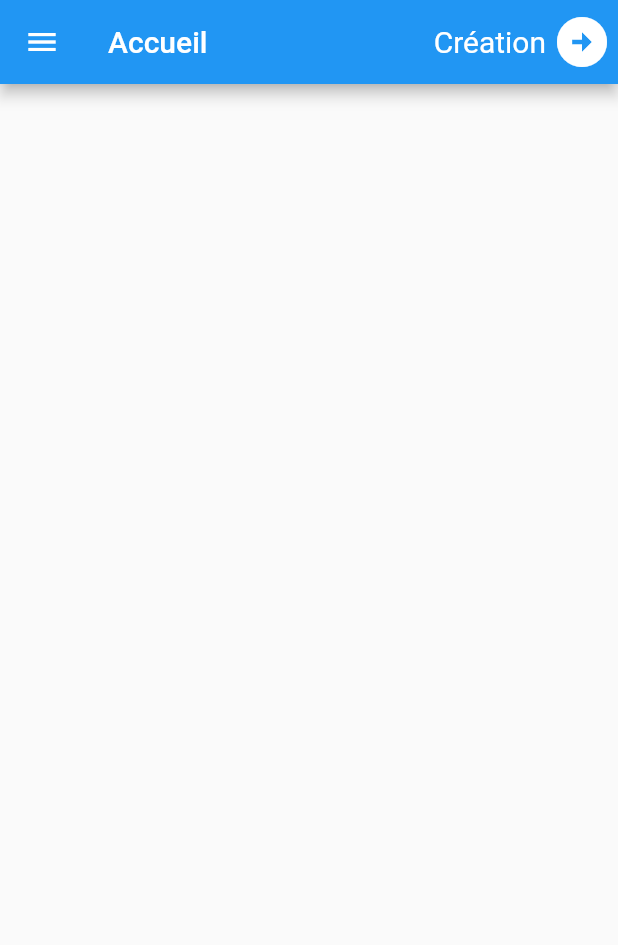
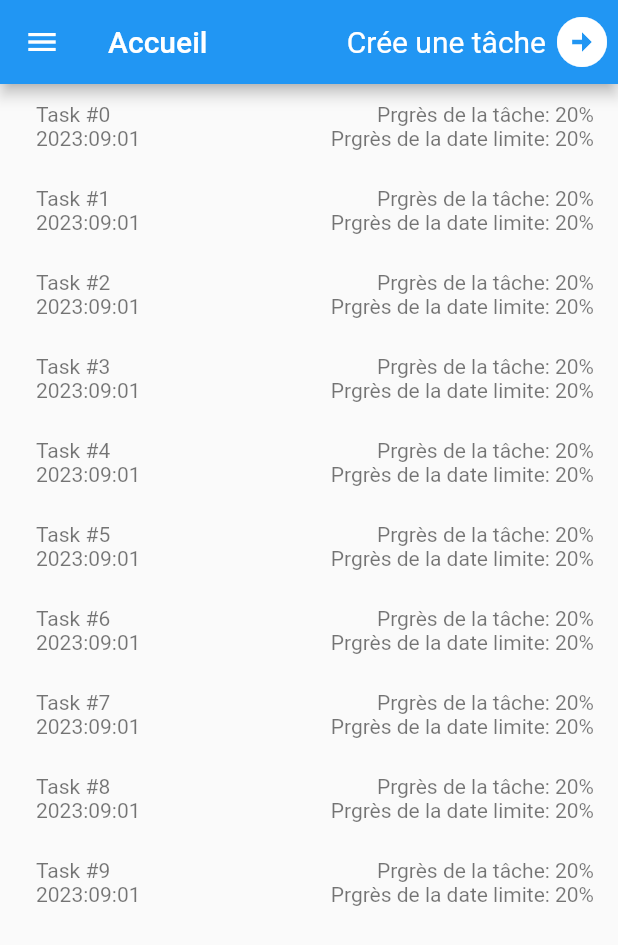
Before and after one commit to AndyLy96/Tp1_MobileAvance, a Flutter app: the EcranAccueil screen opened by its route, in the side drawer, after a tap on the "arrow circle right" icon, on a phone screen of 412 x 824 dp. Shown: the top 945 px of the screen. Run offline on Flutter 3.47's test engine with Material 2 defaults, Android fonts, the light colour scheme and no system bars; our stand-ins replace cookie_jar, dio, dio_cookie_manager.

Commit message:
FCT Création de la tâche Progrès

```diff
--- a/tp1_mobile/lib/DIO/transfer.dart
+++ b/tp1_mobile/lib/DIO/transfer.dart
@@ -50,3 +50,16 @@ class SignupRequest{
   Map<String, dynamic> toJson() => _$SignupRequestToJson(this);
 
 }
+
+@JsonSerializable()
+class AddTaskRequest{
+
+  AddTaskRequest(this.taskName, this.date);
+
+  String taskName;
+  DateTime date;
+
+  factory AddTaskRequest.fromJson(Map<String, dynamic> json) => _$AddTaskRequestFromJson(json);
+  Map<String, dynamic> toJson() => _$AddTaskRequestToJson(this);
+
+}
--- a/tp1_mobile/lib/Pages/ecran_accueil.dart
+++ b/tp1_mobile/lib/Pages/ecran_accueil.dart
@@ -1,11 +1,26 @@
+import 'dart:math';
+
 import 'package:flutter/material.dart';
 import 'package:tp1_mobile/Pages/ecran_creation.dart';
-import 'package:tp1_mobile/Pages/ecran_inscription.dart';
 import 'package:tp1_mobile/Pages/tiroir_nav.dart';
+
+import 'package:intl/intl.dart';
+
+class Task {
+  final String taskName;
+  final int progress;
+  DateTime date;
+  final int dateProgress;
+
+  Task({required this.taskName, required this.progress, required this.date , required this.dateProgress});
+}
 
 class EcranAccueil extends StatefulWidget {
   final String le_parametre;
   const EcranAccueil({Key? key, required this.le_parametre}) : super(key: key);
+
+
+
 
   @override
   _ecranAccueilState createState() => _ecranAccueilState();
@@ -14,22 +29,75 @@ class EcranAccueil extends StatefulWidget {
 class _ecranAccueilState extends State<EcranAccueil> {
   var text;
 
+   List<Task> tasks = [];
+
+   @override
+   void initState()
+   {
+     super.initState();
+     createTasks();
+   }
+
+   void createTasks()
+   {
+     for(int i = 0; i<10; i++)
+       {
+         tasks.add(
+           Task(
+               taskName: "Task #$i" ,
+               progress: Random().nextInt(100),
+               date: DateTime.now(),
+               dateProgress: Random().nextInt(100)
+           )
+         );
+       }
+   }
+
+   // Widget complexList(int index){
+   //   return Column(
+   //     crossAxisAlignment: CrossAxisAlignment.stretch,
+   //     children: <Widget>[
+   //       Row(
+   //         children: <Widget>[
+   //           Expanded(
+   //             child: Padding(
+   //               padding: const EdgeInsets.all(8.0),
+   //               child: Column(
+   //                 crossAxisAlignment: CrossAxisAlignment.start,
+   //                 children: <Widget>[
+   //                   Text(tasks[index].taskName),
+   //                   Text(tasks[index].date),
+   //                 ],
+   //               ),
+   //             ),
+   //           ),
+   //           Column(
+   //             crossAxisAlignment: CrossAxisAlignment.end,
+   //             children: <Widget>[
+   //               Text(tasks[index].progress.toString()),
+   //               Text(tasks[index].dateProgress.toString()),
+   //             ],
+   //           ),
+   //         ],
+   //       ),
+   //     ],
+   //   );
+   // }
+
+
   final TextEditingController myController = TextEditingController();
 
   @override
   Widget build(BuildContext context) {
     return Scaffold(
-
         drawer: LeTiroir(nom_parametre: widget.le_parametre,),
-        //TODO decommenter la ligne suivante
         appBar: AppBar(title: const Text('Accueil'), automaticallyImplyLeading: true,
-        actions: [
-          Align(
+        actions: [ const Align(
             alignment: Alignment.center,
-            child: Text('Création', style: TextStyle(fontSize: 20),),
+            child: Text('Crée une tâche', style: TextStyle(fontSize: 20),),
           ),
           IconButton(
-            padding: EdgeInsets.all(0.0),
+            padding: const EdgeInsets.all(0.0),
             icon: const Icon(Icons.arrow_circle_right, size: 40,),
             onPressed: () {
               Navigator.push(context,
@@ -40,7 +108,42 @@ class _ecranAccueilState extends State<EcranAccueil> {
             },
           ),
         ],),
-        body: Text(widget.le_parametre)
+          body: ListView.builder(
+            itemCount: tasks.length,
+            itemBuilder: (context, index) {
+             return ListTile(
+               onTap:() {
+                 Navigator.push(context,
+                   MaterialPageRoute(
+                     builder: (context) => const EcranCreation(),
+                   ),
+                 );
+               } ,
+               subtitle: Row(
+                   children: <Widget>[
+                     Expanded(
+                       child: Padding(
+                         padding: const EdgeInsets.all(8.0),
+                         child: Column(
+                           crossAxisAlignment: CrossAxisAlignment.start,
+                           children: <Widget>[
+                             Text(tasks[index].taskName),
+                             Text(DateFormat("yyyy:MM:dd").format(tasks[index].date)),
+                           ],
+                         ),
+                       ),
+                     ),
+                     Column(
+                       crossAxisAlignment: CrossAxisAlignment.end,
+                       children: <Widget>[
+                         Text("Prgrès de la tâche: ${tasks[index].progress}%"),
+                         Text("Prgrès de la date limite: ${tasks[index].dateProgress}%"),
+                       ],),
+                   ],
+                 ),
+             );
+             },
+          ),
     );
   }
 }
--- a/tp1_mobile/lib/Pages/ecran_connexion.dart
+++ b/tp1_mobile/lib/Pages/ecran_connexion.dart
@@ -1,6 +1,5 @@
 import 'package:dio/dio.dart';
 import 'package:flutter/material.dart';
-import 'package:tp1_mobile/DIO/lib_http.dart';
 import 'package:tp1_mobile/DIO/transfer.dart';
 import 'package:tp1_mobile/Pages/ecran_accueil.dart';
 import 'package:tp1_mobile/Pages/ecran_inscription.dart';
--- a/tp1_mobile/lib/Pages/ecran_inscription.dart
+++ b/tp1_mobile/lib/Pages/ecran_inscription.dart
@@ -28,7 +28,7 @@ class _EcranInscription extends State<EcranInscription> {
 
     if(password.text == confirmPassword.text)
     {
-        this.psw = password.text;
+        psw = password.text;
     }
 
     SignupRequest signup = SignupRequest(username.text, psw);
--- a/tp1_mobile/lib/Pages/main.dart
+++ b/tp1_mobile/lib/Pages/main.dart
@@ -4,7 +4,6 @@ import 'package:flutter/material.dart';
 import 'package:tp1_mobile/Pages/ecran_accueil.dart';
 import 'package:tp1_mobile/Pages/ecran_connexion.dart';
 import 'package:tp1_mobile/Pages/ecran_inscription.dart';
-import 'package:dio/dio.dart';
 
 
 
@@ -26,7 +25,8 @@ class MyApp extends StatelessWidget {
   Map<String, WidgetBuilder> routes() {
     return {
       '/home': (context) => const ConnexionPage(),
-      '/acceuil': (context) => EcranAccueil(le_parametre: '' ,),
+      '/signup': (context) => const EcranInscription(),
+      '/acceuil': (context) => const EcranAccueil(le_parametre: '' ,),
       '/inscription': (context) => const EcranInscription()
     };
   }
--- a/tp1_mobile/lib/Pages/tiroir_nav.dart
+++ b/tp1_mobile/lib/Pages/tiroir_nav.dart
@@ -28,7 +28,7 @@ class LeTiroirState extends State<LeTiroir> {
       final response = await dio.post('http://10.0.2.2:8080/api/id/signout');
       Navigator.push(context ,
         MaterialPageRoute(
-          builder: (context) => ConnexionPage(),
+          builder: (context) => const ConnexionPage(),
         ),
         // arguments: {"name" : username.text}
       );
@@ -57,21 +57,21 @@ class LeTiroirState extends State<LeTiroir> {
       children: <Widget>[
         Align(
           alignment: Alignment.center,
-          child: Text(widget.nom_parametre, style: TextStyle(fontSize: 20),),
+          child: Text(widget.nom_parametre, style: const TextStyle(fontSize: 20),),
         ),
 
         Container(height: 200, ),
         ListTile(
           dense: true,
-          leading: Icon(Icons.arrow_back_outlined),
-          title: Text("Accueil"),
+          leading: const Icon(Icons.arrow_back_outlined),
+          title: const Text("Accueil"),
           onTap: () {
             // TODO ferme le tiroir de navigation
             Navigator.of(context).pop();
             Navigator.push(
               context,
               MaterialPageRoute(
-                builder: (context) => EcranAccueil(le_parametre: '',),
+                builder: (context) => const EcranAccueil(le_parametre: '',),
               ),
             );
             // Then close the drawer
@@ -79,14 +79,14 @@ class LeTiroirState extends State<LeTiroir> {
         ),
         ListTile(
           dense: true,
-          leading: Icon(Icons.add_box),
-          title: Text("Ajout de tâche"),
+          leading: const Icon(Icons.add_box),
+          title: const Text("Ajout de tâche"),
           onTap: () {
             Navigator.of(context).pop();
             Navigator.push(
               context,
               MaterialPageRoute(
-                builder: (context) => EcranCreation(),
+                builder: (context) => const EcranCreation(),
               ),
             );
             // Then close the drawer
@@ -94,8 +94,8 @@ class LeTiroirState extends State<LeTiroir> {
         ),
         ListTile(
           dense: true,
-          leading: Icon(Icons.logout),
-          title: Text("Déconnexion"),
+          leading: const Icon(Icons.logout),
+          title: const Text("Déconnexion"),
           onTap: _signOut
         ),
         // ListTile(
@@ -118,7 +118,7 @@ class LeTiroirState extends State<LeTiroir> {
     );
 
     return Drawer(
-      child: new Container(
+      child: Container(
         color: const Color(0xFFFFFFFF),
         child: listView,
       ),
--- a/tp1_mobile/pubspec.yaml
+++ b/tp1_mobile/pubspec.yaml
@@ -31,6 +31,7 @@ dependencies:
   flutter:
     sdk: flutter
   dio_cookie_manager: ^3.1.0+1
+  intl : ^0.17.0
 
 
   # The following adds the Cupertino Icons font to your application.
```
Also changed, not shown: tp1_mobile/lib/Pages/ecran_creation.dart (+49 -21 lines), tp1_mobile/lib/DIO/transfer.g.dart, tp1_mobile/pubspec.lock.
